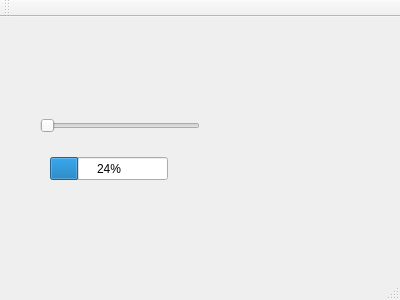
Before: the Qt Designer form Testing/Gui/mainwindow.ui in Logi13/Qt-Tutorials, drawn with Qt 5.
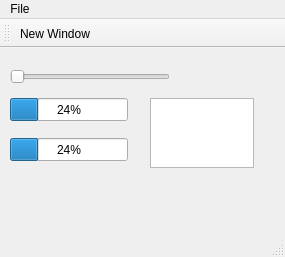
After: the same form once the commit is applied.

```diff
--- a/Testing/Gui/mainwindow.ui
+++ b/Testing/Gui/mainwindow.ui
@@ -6,8 +6,8 @@
    <rect>
     <x>0</x>
     <y>0</y>
-    <width>400</width>
-    <height>300</height>
+    <width>285</width>
+    <height>257</height>
    </rect>
   </property>
   <property name="windowTitle">
@@ -17,8 +17,8 @@
    <widget class="QProgressBar" name="progressBar">
     <property name="geometry">
      <rect>
-      <x>50</x>
-      <y>140</y>
+      <x>10</x>
+      <y>50</y>
       <width>118</width>
       <height>23</height>
      </rect>
@@ -30,8 +30,8 @@
    <widget class="QSlider" name="horizontalSlider">
     <property name="geometry">
      <rect>
-      <x>40</x>
-      <y>100</y>
+      <x>10</x>
+      <y>20</y>
       <width>160</width>
       <height>18</height>
      </rect>
@@ -40,26 +40,62 @@
      <enum>Qt::Horizontal</enum>
     </property>
    </widget>
+   <widget class="QProgressBar" name="progressBar_2">
+    <property name="geometry">
+     <rect>
+      <x>10</x>
+      <y>90</y>
+      <width>118</width>
+      <height>23</height>
+     </rect>
+    </property>
+    <property name="value">
+     <number>24</number>
+    </property>
+   </widget>
+   <widget class="QPlainTextEdit" name="plainTextEdit">
+    <property name="geometry">
+     <rect>
+      <x>150</x>
+      <y>50</y>
+      <width>104</width>
+      <height>70</height>
+     </rect>
+    </property>
+   </widget>
   </widget>
   <widget class="QMenuBar" name="menuBar">
    <property name="geometry">
     <rect>
      <x>0</x>
      <y>0</y>
-     <width>400</width>
-     <height>25</height>
+     <width>285</width>
+     <height>20</height>
     </rect>
    </property>
+   <widget class="QMenu" name="menuFile">
+    <property name="title">
+     <string>File</string>
+    </property>
+    <addaction name="actionNew_Window"/>
+   </widget>
+   <addaction name="menuFile"/>
   </widget>
   <widget class="QToolBar" name="mainToolBar">
    <attribute name="toolBarArea">
     <enum>TopToolBarArea</enum>
    </attribute>
    <attribute name="toolBarBreak">
-    <bool>false</bool>
+    <bool>true</bool>
    </attribute>
+   <addaction name="actionNew_Window"/>
   </widget>
   <widget class="QStatusBar" name="statusBar"/>
+  <action name="actionNew_Window">
+   <property name="text">
+    <string>New Window</string>
+   </property>
+  </action>
  </widget>
  <layoutdefault spacing="6" margin="11"/>
  <resources/>
```
